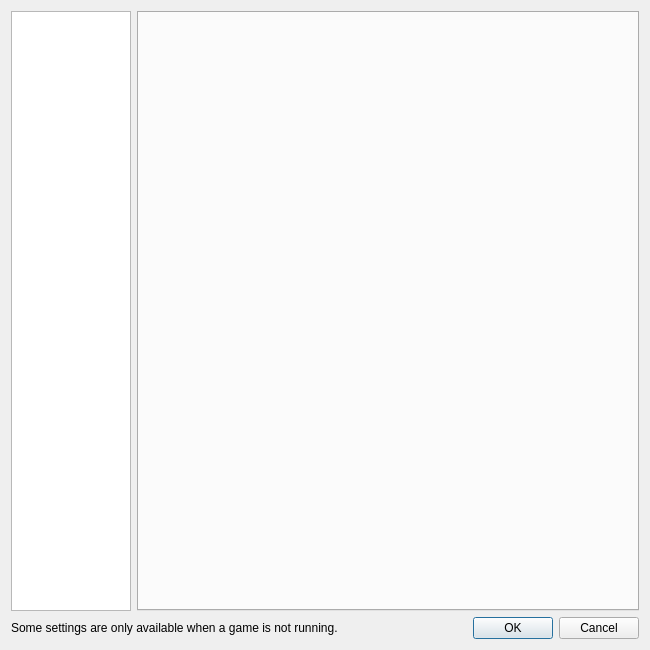
First picture: the form in src/yuzu/configuration/configure.ui, repository rorrim-rorrim/eden-alt, before the edit.
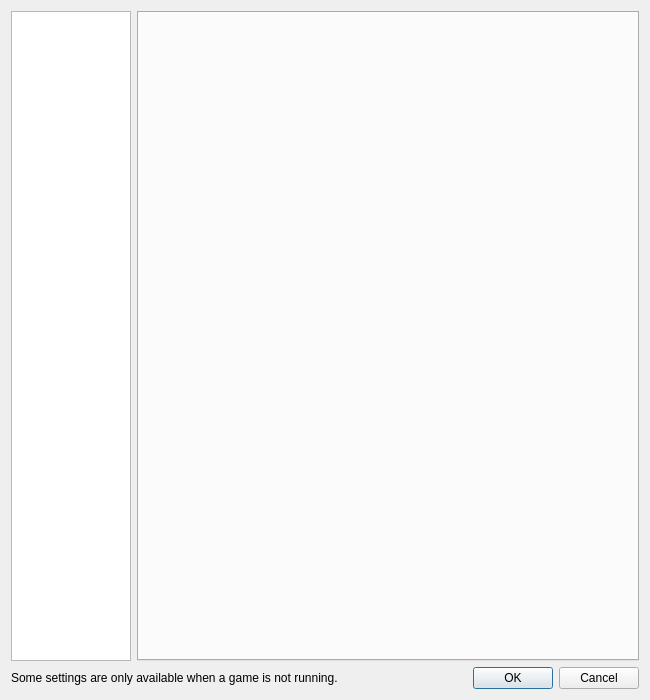
Second picture: the form after the edit.

Commit message: Fix controls config dialog

Diff of the .ui file:
```diff
--- a/src/yuzu/configuration/configure.ui
+++ b/src/yuzu/configuration/configure.ui
@@ -7,13 +7,13 @@
     <x>0</x>
     <y>0</y>
     <width>650</width>
-    <height>650</height>
+    <height>700</height>
    </rect>
   </property>
   <property name="minimumSize">
    <size>
     <width>0</width>
-    <height>650</height>
+    <height>675</height>
    </size>
   </property>
   <property name="windowTitle">
```
Left out of the diff: 2 changed lines with no effect on the pictures. The commit also changes 5 other files.
